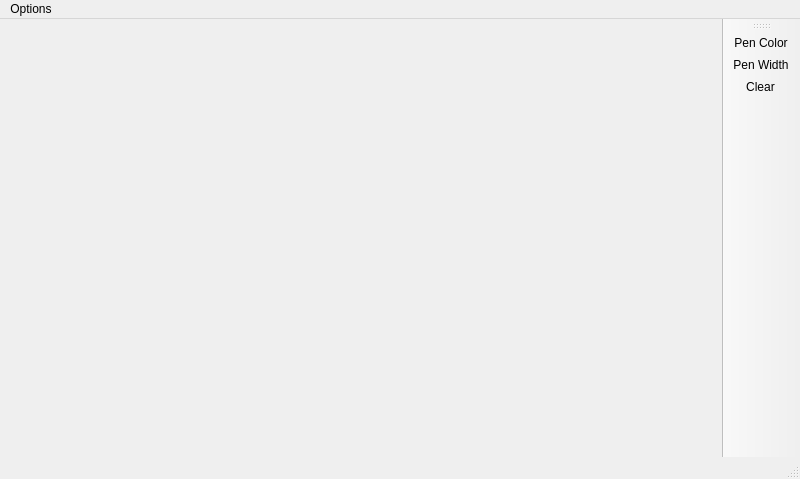
Before: the Qt Designer form GUI with QT/PyroNotes/sketchform.ui in SadmanSkb55/CPP-and-QT-GUI, drawn with Qt 5.
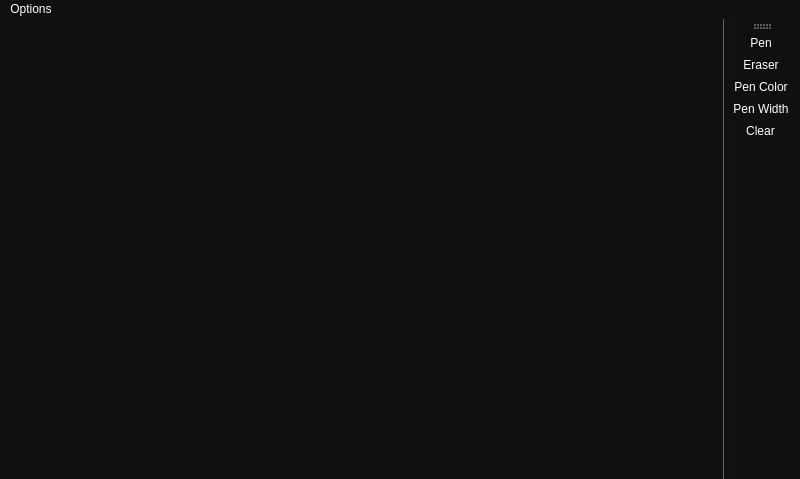
After: the same form once the commit is applied. Icons and pictures are not drawn.

Commit message: sketchform success

```diff
--- a/GUI with QT/PyroNotes/sketchform.ui
+++ b/GUI with QT/PyroNotes/sketchform.ui
@@ -13,6 +13,16 @@
   <property name="windowTitle">
    <string>MainWindow</string>
   </property>
+  <property name="styleSheet">
+   <string notr="true">color: rgb(255, 255, 255);
+
+alternate-background-color: rgb(255, 255, 255);
+
+
+selection-color: rgb(170, 0, 0);
+
+background-color: rgb(16, 16, 16);</string>
+  </property>
   <widget class="QWidget" name="centralwidget"/>
   <widget class="QMenuBar" name="menubar">
    <property name="geometry">
@@ -33,7 +43,6 @@
    </widget>
    <addaction name="menuOptions"/>
   </widget>
-  <widget class="QStatusBar" name="statusbar"/>
   <widget class="QToolBar" name="toolBar">
    <property name="windowTitle">
     <string>toolBar</string>
@@ -44,6 +53,8 @@
    <attribute name="toolBarBreak">
     <bool>false</bool>
    </attribute>
+   <addaction name="actionPen"/>
+   <addaction name="actionEraser"/>
    <addaction name="actionPen_Color"/>
    <addaction name="actionPen_Width"/>
    <addaction name="actionClear"/>
@@ -75,6 +86,24 @@
     <string>Clear</string>
    </property>
   </action>
+  <action name="actionEraser">
+   <property name="icon">
+    <iconset resource="Resource.qrc">
+     <normaloff>:/Image/Image/delete (2).png</normaloff>:/Image/Image/delete (2).png</iconset>
+   </property>
+   <property name="text">
+    <string>Eraser</string>
+   </property>
+  </action>
+  <action name="actionPen">
+   <property name="icon">
+    <iconset resource="Resource.qrc">
+     <normaloff>:/Image/Image/pencil.png</normaloff>:/Image/Image/pencil.png</iconset>
+   </property>
+   <property name="text">
+    <string>Pen</string>
+   </property>
+  </action>
  </widget>
  <resources>
   <include location="Resource.qrc"/>
```
Left out of the diff: 2 changed lines with no effect on the pictures. The commit also changes 4 other files.
